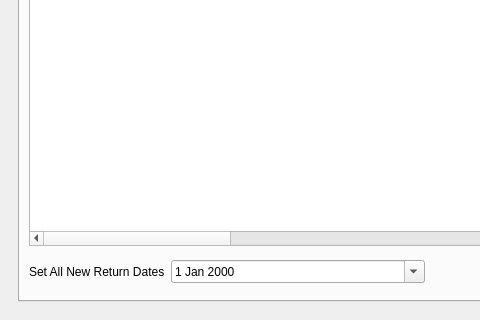
The window that UI/biblioteq_batch_activities_browser.ui (textbrowser/biblioteq) describes before a commit, drawn with Qt 5; both pictures show x 0 to 480 and y 180 to 500 of the 800 by 500 pixel window.
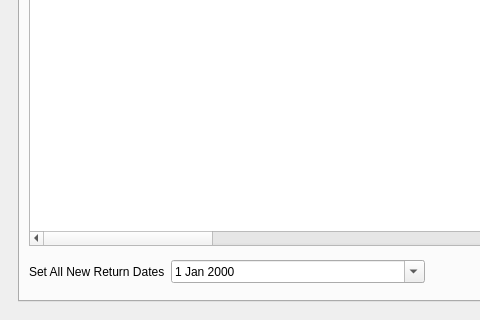
The same window after the commit. The open tabs and pages were chosen to show the change. Icons and pictures are not drawn.

Patch:
```diff
--- a/UI/biblioteq_batch_activities_browser.ui
+++ b/UI/biblioteq_batch_activities_browser.ui
@@ -591,6 +591,11 @@
                <string>Identifier</string>
               </property>
              </column>
+             <column>
+              <property name="text">
+               <string>Accession Number</string>
+              </property>
+             </column>
              <column>
               <property name="text">
                <string>Title</string>
```
